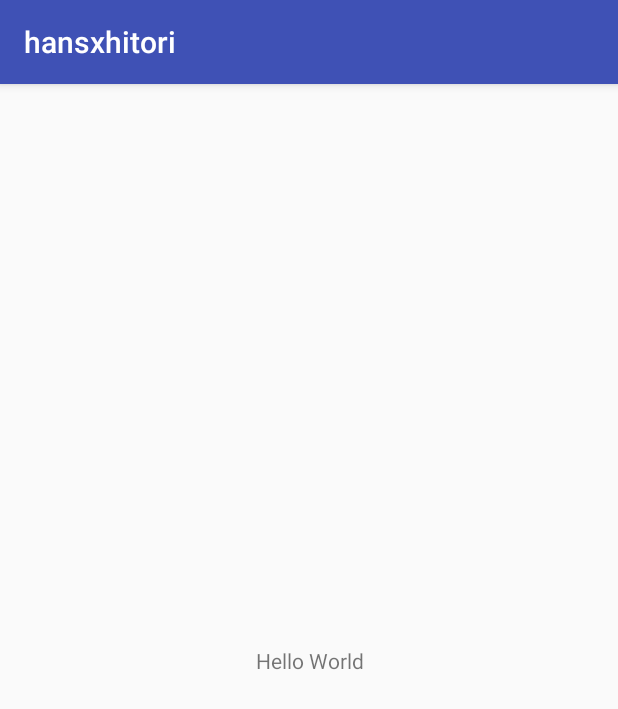
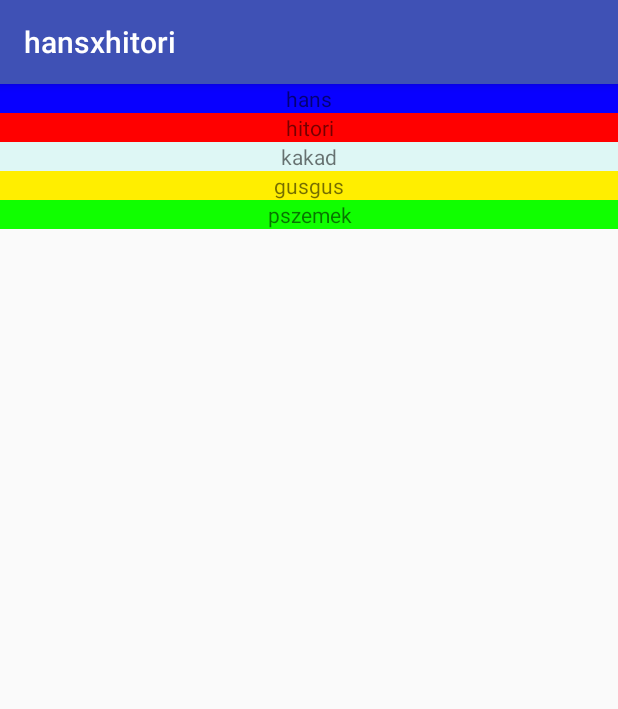
Before and after one commit to koisuru/dupa, an Android app: the screen it shows after launch (MainActivity), on a phone screen of 412 x 824 dp. Shown: the top 709 px of the screen. Run offline under Robolectric (Android 15) with nearby library versions, the phone set to English and light mode, and no system bars.

Commit message:
hansxhitori

```diff
--- a/hansxhitori/app/src/main/res/layout/activity_main.xml
+++ b/hansxhitori/app/src/main/res/layout/activity_main.xml
@@ -1,19 +1,55 @@
 <?xml version="1.0" encoding="utf-8"?>
-<android.support.constraint.ConstraintLayout xmlns:android="http://schemas.android.com/apk/res/android"
+<LinearLayout xmlns:android="http://schemas.android.com/apk/res/android"
     xmlns:app="http://schemas.android.com/apk/res-auto"
     xmlns:tools="http://schemas.android.com/tools"
     android:layout_width="match_parent"
     android:layout_height="match_parent"
+    android:orientation="vertical"
     tools:context="pl.koisuru.hansxhitori.MainActivity">
 
+
     <TextView
-        android:layout_width="wrap_content"
+        android:id="@+id/hans"
+        android:layout_width="match_parent"
         android:layout_height="wrap_content"
-        android:text="Hello World"
-        app:layout_constraintBottom_toBottomOf="parent"
-        app:layout_constraintHorizontal_bias="0.501"
-        app:layout_constraintLeft_toLeftOf="parent"
-        app:layout_constraintRight_toRightOf="parent"
-        app:layout_constraintTop_toTopOf="parent" />
+        android:background="@color/pszemek"
+        android:gravity="center"
+        android:text="@string/hans" />
 
-</android.support.constraint.ConstraintLayout>
+    <TextView
+        android:id="@+id/hitor"
+        android:layout_width="match_parent"
+        android:layout_height="wrap_content"
+        android:background="@color/gusgus"
+        android:gravity="center"
+        android:text="@string/hitori"
+
+
+        />
+
+    <TextView
+        android:id="@+id/miron"
+        android:layout_width="match_parent"
+        android:layout_height="wrap_content"
+        android:background="@color/miron"
+        android:gravity="center"
+        android:text="@string/kakad" />
+
+    <TextView
+        android:id="@+id/gusgus"
+        android:layout_width="match_parent"
+        android:layout_height="wrap_content"
+        android:background="@color/hitor"
+        android:gravity="center"
+        android:text="@string/gusugs" />
+
+    <TextView
+        android:id="@+id/kakad"
+        android:layout_width="match_parent"
+        android:layout_height="wrap_content"
+        android:background="@color/ande"
+        android:gravity="center"
+        android:text="@string/PSZEMEK" />
+
+
+</LinearLayout>
--- a/hansxhitori/app/src/main/res/values/colors.xml
+++ b/hansxhitori/app/src/main/res/values/colors.xml
@@ -3,4 +3,9 @@
     <color name="colorPrimary">#3F51B5</color>
     <color name="colorPrimaryDark">#303F9F</color>
     <color name="colorAccent">#FF4081</color>
+    <color name="pszemek">#0800ff</color>
+    <color name="hitor">#ffee00</color>
+    <color name="gusgus">#ff0000</color>
+    <color name="miron">#def7f5</color>
+    <color name="ande">#10ff00</color>
 </resources>
--- a/hansxhitori/app/src/main/res/values/strings.xml
+++ b/hansxhitori/app/src/main/res/values/strings.xml
@@ -1,3 +1,8 @@
 <resources>
     <string name="app_name">hansxhitori</string>
+    <string name="PSZEMEK">pszemek</string>
+    <string name="hitori">hitori</string>
+    <string name="hans">hans</string>
+    <string name="gusugs">gusgus</string>
+    <string name="kakad">kakad</string>
 </resources>
```
